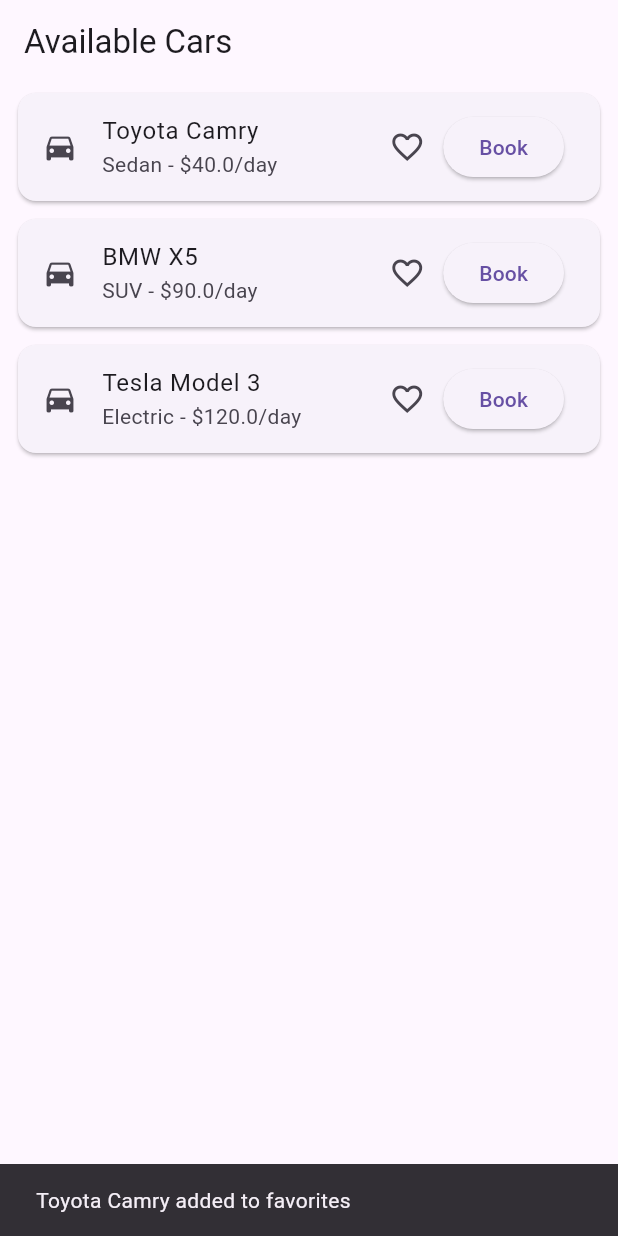
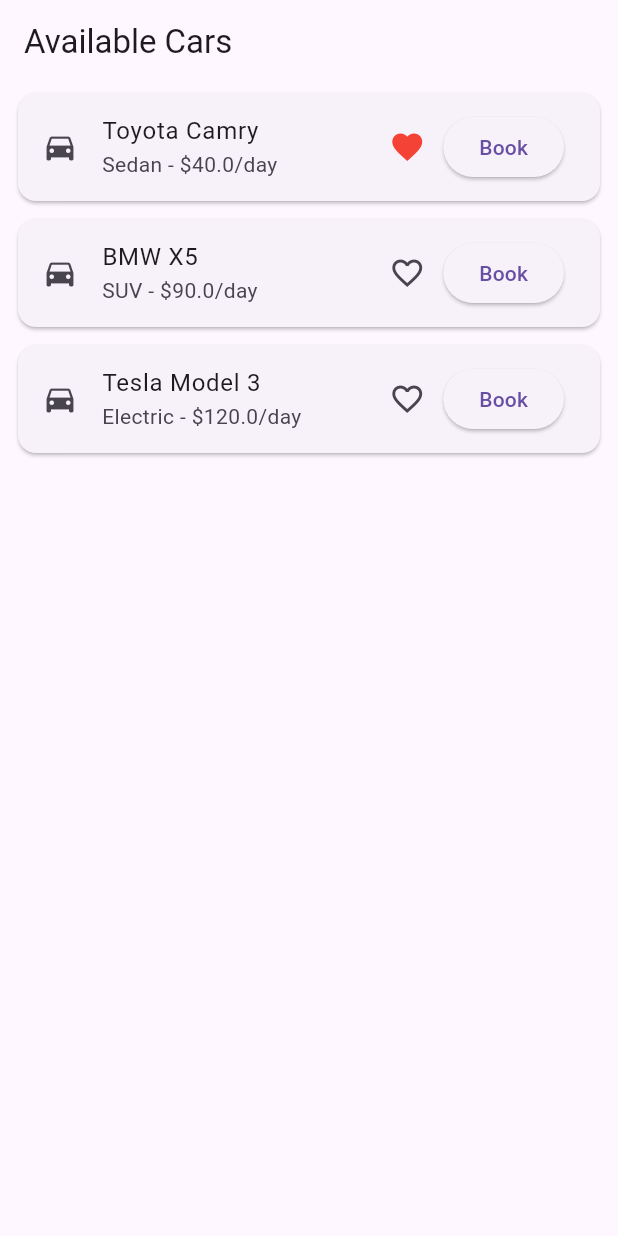
Before and after one commit to msnthr0pe/car_rental_app, a Flutter app: the screen it shows after launch, after a tap on the "favorite outline" icon, on a phone screen of 412 x 824 dp. Run offline on Flutter 3.47's test engine with Material 3 defaults, Android fonts, the phone set to English and light mode, and no system bars.

Commit message:
Car row favorites

```diff
--- a/lib/features/cars/screens/cars_list_screen.dart
+++ b/lib/features/cars/screens/cars_list_screen.dart
@@ -46,6 +46,7 @@ class CarsListView extends StatefulWidget {
   _CarsListViewState createState() => _CarsListViewState();
 }
 
+// CarsListScreen.dart
 class _CarsListViewState extends State<CarsListView> {
   late List<CarModel> _cars;
   final List<CarModel> _favorites = [];
@@ -60,27 +61,27 @@ class _CarsListViewState extends State<CarsListView> {
   Widget build(BuildContext context) {
     return ListView.builder(
       itemCount: _cars.length,
-      itemBuilder: (context, index) {
+      itemBuilder: (BuildContext context, int index) {
         final car = _cars[index];
         return CarRow(
           car: car,
+          isFavorite: _favorites.contains(car),
           onTap: () {
             Navigator.push(
               context,
               MaterialPageRoute(
-                builder: (context) => BookingFormScreen(car: car),
+                builder: (_) => BookingFormScreen(car: car),
               ),
             );
           },
           onFavorite: () {
             setState(() {
-              if (!_favorites.contains(car)) {
+              if (_favorites.contains(car)) {
+                _favorites.remove(car);
+              } else {
                 _favorites.add(car);
               }
             });
-            ScaffoldMessenger.of(context).showSnackBar(
-              SnackBar(content: Text('${car.name} added to favorites')),
-            );
           },
         );
       },
--- a/lib/shared/widgets/car_row.dart
+++ b/lib/shared/widgets/car_row.dart
@@ -7,7 +7,7 @@ class CarRow extends StatelessWidget {
   final bool isFavorite;
   final VoidCallback? onFavorite;
 
-  const CarRow({
+  CarRow({
     super.key,
     required this.car,
     this.onTap,
```
